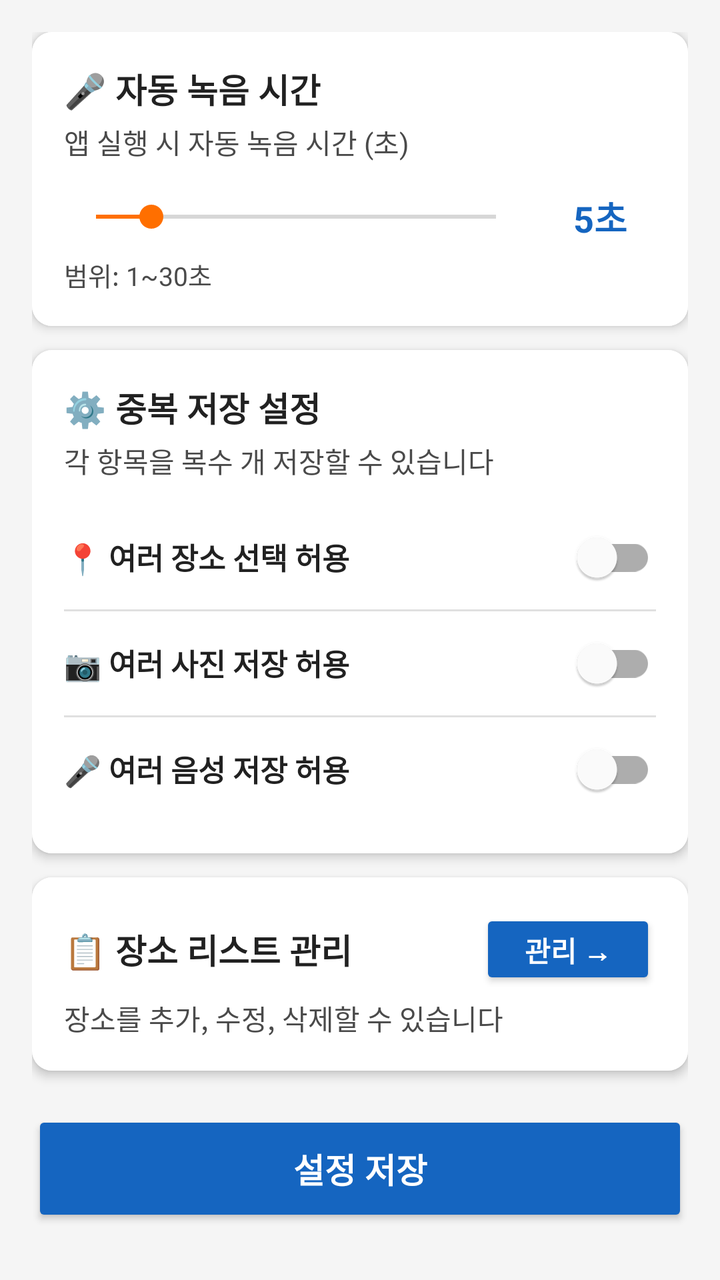
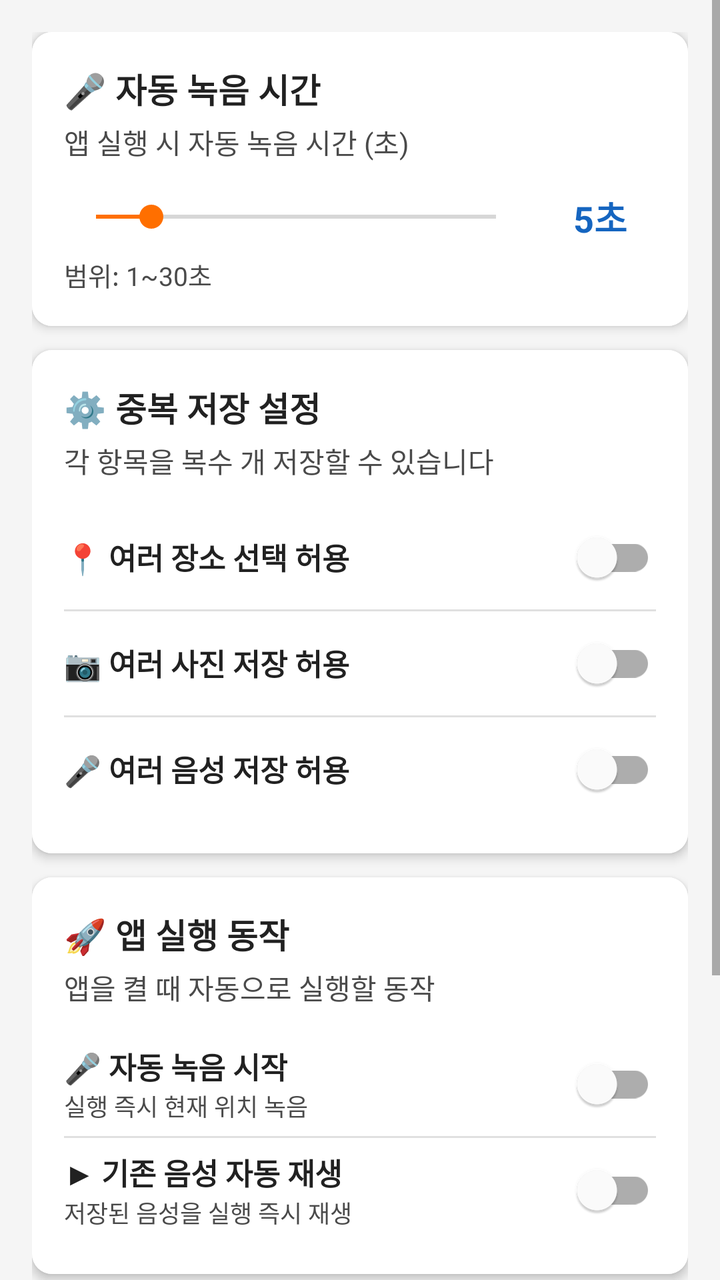

Compare the two renders of this Android layout. The source of the first and the diff that turns it into the second are given below.
<!-- AndroidManifest.xml: application theme Theme.MyCarHere -->
<!-- res/layout/activity_settings.xml -->
<?xml version="1.0" encoding="utf-8"?>
<ScrollView
    xmlns:android="http://schemas.android.com/apk/res/android"
    xmlns:app="http://schemas.android.com/apk/res-auto"
    android:layout_width="match_parent"
    android:layout_height="match_parent"
    android:background="#F5F5F5">

    <LinearLayout
        android:layout_width="match_parent"
        android:layout_height="wrap_content"
        android:orientation="vertical"
        android:padding="16dp">

        
        <androidx.cardview.widget.CardView
            android:layout_width="match_parent"
            android:layout_height="wrap_content"
            android:layout_marginBottom="12dp"
            app:cardCornerRadius="10dp"
            app:cardElevation="3dp"
            app:cardBackgroundColor="#FFFFFF">

            <LinearLayout
                android:layout_width="match_parent"
                android:layout_height="wrap_content"
                android:orientation="vertical"
                android:background="#FFFFFF"
                android:padding="16dp">

                <TextView
                    android:layout_width="wrap_content"
                    android:layout_height="wrap_content"
                    android:text="🎤 자동 녹음 시간"
                    android:textSize="17sp"
                    android:textStyle="bold"
                    android:textColor="#212121"/>

                <TextView
                    android:layout_width="wrap_content"
                    android:layout_height="wrap_content"
                    android:text="앱 실행 시 자동 녹음 시간 (초)"
                    android:textSize="14sp"
                    android:textColor="#4A4A4A"
                    android:layout_marginTop="4dp"/>

                <LinearLayout
                    android:layout_width="match_parent"
                    android:layout_height="wrap_content"
                    android:orientation="horizontal"
                    android:gravity="center_vertical"
                    android:layout_marginTop="14dp">

                    <SeekBar
                        android:id="@+id/seekBarRecordTime"
                        android:layout_width="0dp"
                        android:layout_height="wrap_content"
                        android:layout_weight="1"
                        android:max="29"
                        android:progress="4"/>

                    <TextView
                        android:id="@+id/tvRecordTimeValue"
                        android:layout_width="56dp"
                        android:layout_height="wrap_content"
                        android:text="5초"
                        android:textSize="18sp"
                        android:textStyle="bold"
                        android:textColor="#1565C0"
                        android:gravity="center"
                        android:layout_marginStart="8dp"/>
                </LinearLayout>

                <TextView
                    android:layout_width="wrap_content"
                    android:layout_height="wrap_content"
                    android:text="범위: 1~30초"
                    android:textSize="13sp"
                    android:textColor="#4A4A4A"
                    android:layout_marginTop="6dp"/>
            </LinearLayout>
        </androidx.cardview.widget.CardView>

        
        <androidx.cardview.widget.CardView
            android:layout_width="match_parent"
            android:layout_height="wrap_content"
            android:layout_marginBottom="12dp"
            app:cardCornerRadius="10dp"
            app:cardElevation="3dp"
            app:cardBackgroundColor="#FFFFFF">

            <LinearLayout
                android:layout_width="match_parent"
                android:layout_height="wrap_content"
                android:orientation="vertical"
                android:background="#FFFFFF"
                android:padding="16dp">

                <TextView
                    android:layout_width="wrap_content"
                    android:layout_height="wrap_content"
                    android:text="⚙️ 중복 저장 설정"
                    android:textSize="17sp"
                    android:textStyle="bold"
                    android:textColor="#212121"/>

                <TextView
                    android:layout_width="wrap_content"
                    android:layout_height="wrap_content"
                    android:text="각 항목을 복수 개 저장할 수 있습니다"
                    android:textSize="14sp"
                    android:textColor="#4A4A4A"
                    android:layout_marginBottom="12dp"
                    android:layout_marginTop="4dp"/>

                <LinearLayout
                    android:layout_width="match_parent"
                    android:layout_height="52dp"
                    android:orientation="horizontal"
                    android:gravity="center_vertical">

                    <TextView
                        android:layout_width="0dp"
                        android:layout_height="wrap_content"
                        android:layout_weight="1"
                        android:text="📍 여러 장소 선택 허용"
                        android:textSize="15sp"
                        android:textStyle="bold"
                        android:textColor="#212121"/>

                    <com.google.android.material.switchmaterial.SwitchMaterial
                        android:id="@+id/switchMultiLocation"
                        android:layout_width="wrap_content"
                        android:layout_height="wrap_content"/>
                </LinearLayout>

                <View android:layout_width="match_parent" android:layout_height="1dp"
                    android:background="#E0E0E0"/>

                <LinearLayout
                    android:layout_width="match_parent"
                    android:layout_height="52dp"
                    android:orientation="horizontal"
                    android:gravity="center_vertical">

                    <TextView
                        android:layout_width="0dp"
                        android:layout_height="wrap_content"
                        android:layout_weight="1"
                        android:text="📷 여러 사진 저장 허용"
                        android:textSize="15sp"
                        android:textStyle="bold"
                        android:textColor="#212121"/>

                    <com.google.android.material.switchmaterial.SwitchMaterial
                        android:id="@+id/switchMultiPhoto"
                        android:layout_width="wrap_content"
                        android:layout_height="wrap_content"/>
                </LinearLayout>

                <View android:layout_width="match_parent" android:layout_height="1dp"
                    android:background="#E0E0E0"/>

                <LinearLayout
                    android:layout_width="match_parent"
                    android:layout_height="52dp"
                    android:orientation="horizontal"
                    android:gravity="center_vertical">

                    <TextView
                        android:layout_width="0dp"
                        android:layout_height="wrap_content"
                        android:layout_weight="1"
                        android:text="🎤 여러 음성 저장 허용"
                        android:textSize="15sp"
                        android:textStyle="bold"
                        android:textColor="#212121"/>

                    <com.google.android.material.switchmaterial.SwitchMaterial
                        android:id="@+id/switchMultiVoice"
                        android:layout_width="wrap_content"
                        android:layout_height="wrap_content"/>
                </LinearLayout>
            </LinearLayout>
        </androidx.cardview.widget.CardView>

        
        <androidx.cardview.widget.CardView
            android:layout_width="match_parent"
            android:layout_height="wrap_content"
            android:layout_marginBottom="12dp"
            app:cardCornerRadius="10dp"
            app:cardElevation="3dp"
            app:cardBackgroundColor="#FFFFFF">

            <LinearLayout
                android:layout_width="match_parent"
                android:layout_height="wrap_content"
                android:orientation="vertical"
                android:background="#FFFFFF"
                android:padding="16dp">

                <LinearLayout
                    android:layout_width="match_parent"
                    android:layout_height="wrap_content"
                    android:orientation="horizontal"
                    android:gravity="center_vertical">

                    <TextView
                        android:layout_width="0dp"
                        android:layout_height="wrap_content"
                        android:layout_weight="1"
                        android:text="📋 장소 리스트 관리"
                        android:textSize="17sp"
                        android:textStyle="bold"
                        android:textColor="#212121"/>

                    <Button
                        android:id="@+id/btnManagePlaces"
                        android:layout_width="wrap_content"
                        android:layout_height="40dp"
                        android:text="관리 →"
                        android:textSize="14sp"
                        android:textStyle="bold"
                        android:textColor="#FFFFFF"
                        android:backgroundTint="#1565C0"/>
                </LinearLayout>

                <TextView
                    android:layout_width="wrap_content"
                    android:layout_height="wrap_content"
                    android:text="장소를 추가, 수정, 삭제할 수 있습니다"
                    android:textSize="14sp"
                    android:textColor="#4A4A4A"
                    android:layout_marginTop="4dp"/>
            </LinearLayout>
        </androidx.cardview.widget.CardView>

        
        <Button
            android:id="@+id/btnSaveSettings"
            android:layout_width="match_parent"
            android:layout_height="58dp"
            android:text="설정 저장"
            android:textSize="17sp"
            android:textStyle="bold"
            android:textColor="#FFFFFF"
            android:backgroundTint="#1565C0"
            android:layout_marginTop="8dp"/>

    </LinearLayout>
</ScrollView>
<!-- resources referenced by this layout -->
<resources>
  <style name="Theme.MyCarHere" parent="Theme.MaterialComponents.Light.DarkActionBar">
          <item name="colorPrimary">@color/primary</item>
          <item name="colorPrimaryVariant">@color/primary_dark</item>
          <item name="colorOnPrimary">@color/white</item>
          <item name="colorSecondary">@color/accent</item>
          <item name="colorSecondaryVariant">@color/accent</item>
          <item name="colorOnSecondary">@color/white</item>
          <item name="android:statusBarColor">@color/primary_dark</item>
          <item name="android:colorBackground">@color/background</item>
      </style>
  <color name="primary">#1565C0</color>
  <color name="primary_dark">#0D47A1</color>
  <color name="white">#FFFFFF</color>
  <color name="accent">#FF6F00</color>
  <color name="background">#F5F5F5</color>
</resources>

<!-- the commit's change to res/layout/activity_settings.xml (unified diff, before → after) -->
@@ -201,6 +201,114 @@
                 android:background="#FFFFFF"
                 android:padding="16dp">
 
+                <TextView
+                    android:layout_width="wrap_content"
+                    android:layout_height="wrap_content"
+                    android:text="🚀 앱 실행 동작"
+                    android:textSize="17sp"
+                    android:textStyle="bold"
+                    android:textColor="#212121"/>
+
+                <TextView
+                    android:layout_width="wrap_content"
+                    android:layout_height="wrap_content"
+                    android:text="앱을 켤 때 자동으로 실행할 동작"
+                    android:textSize="14sp"
+                    android:textColor="#4A4A4A"
+                    android:layout_marginBottom="12dp"
+                    android:layout_marginTop="4dp"/>
+
+                
+                <LinearLayout
+                    android:layout_width="match_parent"
+                    android:layout_height="52dp"
+                    android:orientation="horizontal"
+                    android:gravity="center_vertical">
+
+                    <LinearLayout
+                        android:layout_width="0dp"
+                        android:layout_height="wrap_content"
+                        android:layout_weight="1"
+                        android:orientation="vertical">
+
+                        <TextView
+                            android:layout_width="wrap_content"
+                            android:layout_height="wrap_content"
+                            android:text="🎤 자동 녹음 시작"
+                            android:textSize="15sp"
+                            android:textStyle="bold"
+                            android:textColor="#212121"/>
+
+                        <TextView
+                            android:layout_width="wrap_content"
+                            android:layout_height="wrap_content"
+                            android:text="실행 즉시 현재 위치 녹음"
+                            android:textSize="12sp"
+                            android:textColor="#4A4A4A"/>
+                    </LinearLayout>
+
+                    <com.google.android.material.switchmaterial.SwitchMaterial
+                        android:id="@+id/switchAutoRecord"
+                        android:layout_width="wrap_content"
+                        android:layout_height="wrap_content"/>
+                </LinearLayout>
+
+                <View android:layout_width="match_parent" android:layout_height="1dp"
+                    android:background="#E0E0E0"/>
+
+                
+                <LinearLayout
+                    android:layout_width="match_parent"
+                    android:layout_height="52dp"
+                    android:orientation="horizontal"
+                    android:gravity="center_vertical">
+
+                    <LinearLayout
+                        android:layout_width="0dp"
+                        android:layout_height="wrap_content"
+                        android:layout_weight="1"
+                        android:orientation="vertical">
+
+                        <TextView
+                            android:layout_width="wrap_content"
+                            android:layout_height="wrap_content"
+                            android:text="▶ 기존 음성 자동 재생"
+                            android:textSize="15sp"
+                            android:textStyle="bold"
+                            android:textColor="#212121"/>
+
+                        <TextView
+                            android:layout_width="wrap_content"
+                            android:layout_height="wrap_content"
+                            android:text="저장된 음성을 실행 즉시 재생"
+                            android:textSize="12sp"
+                            android:textColor="#4A4A4A"/>
+                    </LinearLayout>
+
+                    <com.google.android.material.switchmaterial.SwitchMaterial
+                        android:id="@+id/switchAutoPlay"
+                        android:layout_width="wrap_content"
+                        android:layout_height="wrap_content"/>
+                </LinearLayout>
+            </LinearLayout>
+        </androidx.cardview.widget.CardView>
+
+        
+        <androidx.cardview.widget.CardView
+            android:layout_width="match_parent"
+            android:layout_height="wrap_content"
+            android:layout_marginBottom="12dp"
+            app:cardCornerRadius="10dp"
+            app:cardElevation="3dp"
+            app:cardBackgroundColor="#FFFFFF">
+
+            <LinearLayout
+                android:layout_width="match_parent"
+                android:layout_height="wrap_content"
+                android:orientation="vertical"
+                android:background="#FFFFFF"
+                android:padding="16dp">
+
                 <LinearLayout
                     android:layout_width="match_parent"
                     android:layout_height="wrap_content"
